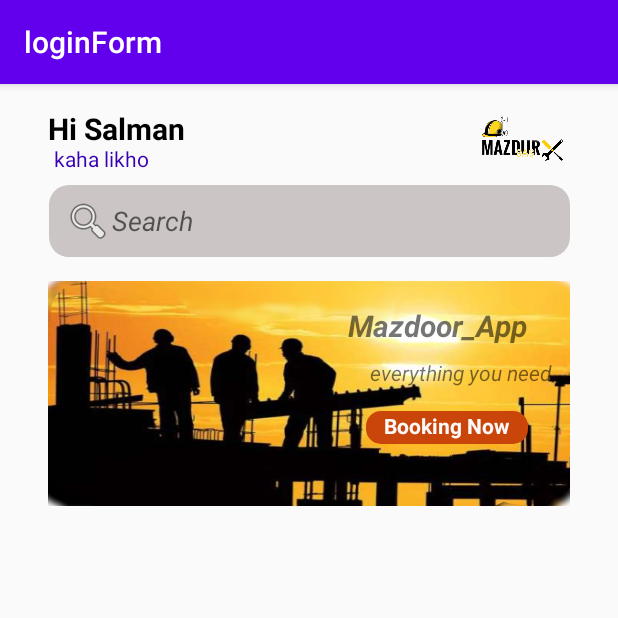
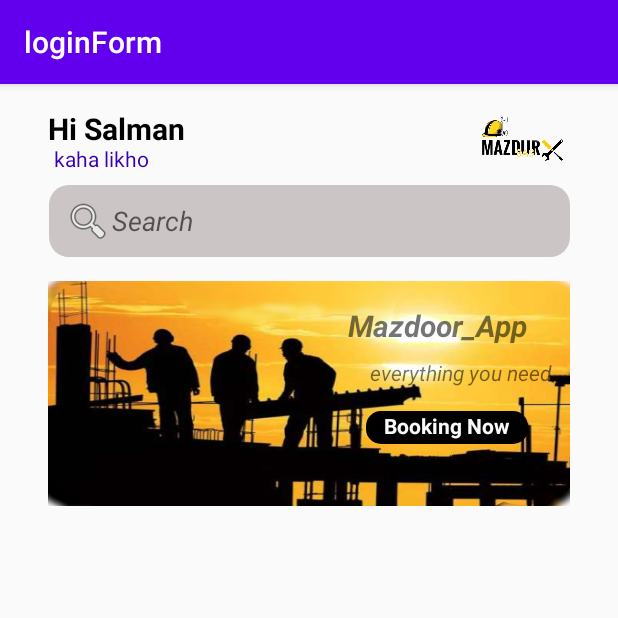
Before and after one commit to SalmanRajp00t/Mazdoor_App, an Android app: the screen it shows after launch (project_1), on a phone screen of 412 x 824 dp, the top half of it. Run offline under Robolectric (Android 15) with nearby library versions, the phone set to English and light mode, and no system bars.

Commit message:
background ready

```diff
--- a/app/src/main/res/drawable/oringdark.xml
+++ b/app/src/main/res/drawable/oringdark.xml
@@ -3,7 +3,7 @@
     <item>
         <shape android:shape="rectangle">
             <corners android:radius="10dp"/>
-            <solid android:color="#CA4509"/>
+            <solid android:color="#000000"/>
         </shape>
     </item>
 </selector>
```
